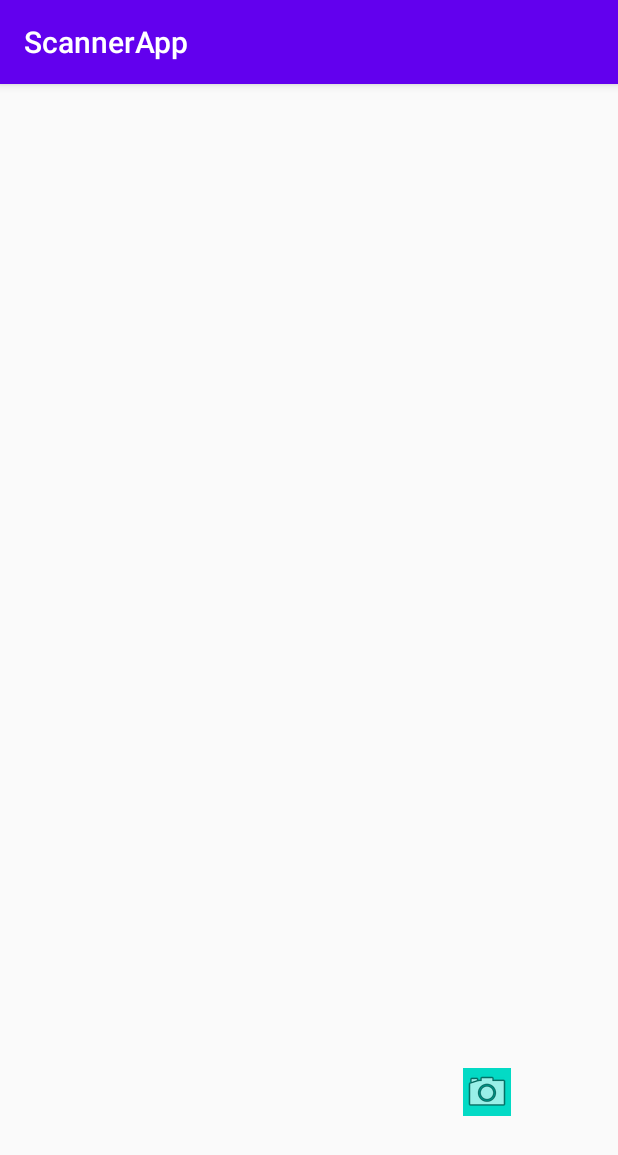
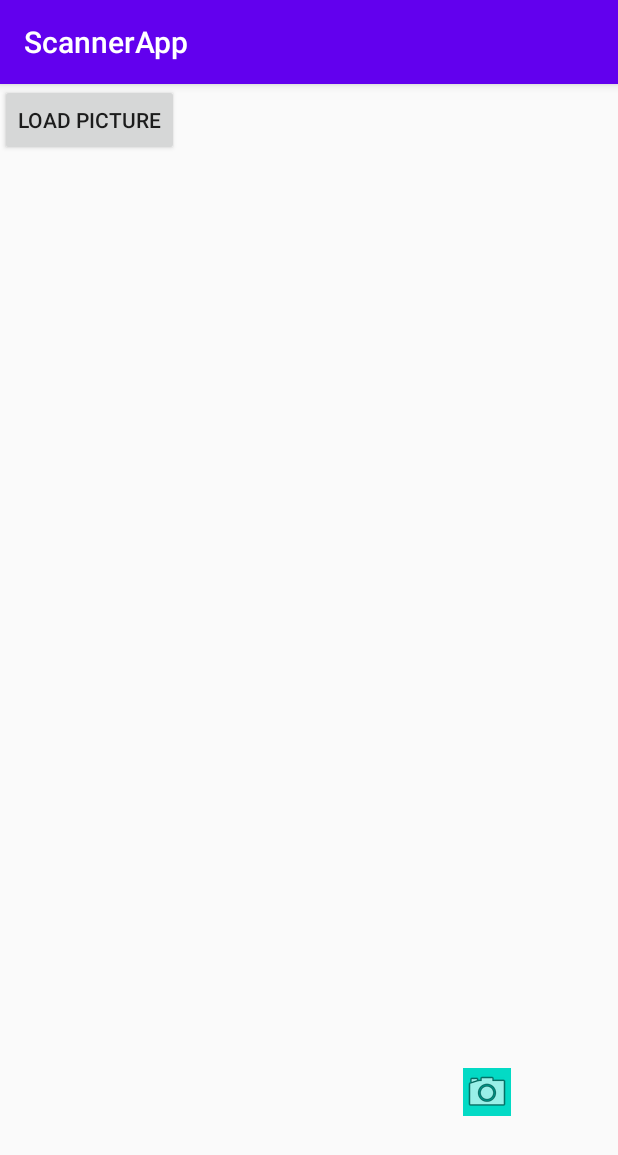
Before and after one commit to windymv025/ScannerApp, an Android app: the screen it shows after launch (MainActivity), on a phone screen of 412 x 824 dp. Shown: the top 1155 px of the screen. Run offline under Robolectric (Android 15) with nearby library versions, the phone set to English and light mode, and no system bars.

Commit message:
load image from gallery

```diff
--- a/ScannerApp/app/src/main/AndroidManifest.xml
+++ b/ScannerApp/app/src/main/AndroidManifest.xml
@@ -1,6 +1,7 @@
 <?xml version="1.0" encoding="utf-8"?>
 <manifest xmlns:android="http://schemas.android.com/apk/res/android"
     package="com.android.scannerapp">
+    <uses-permission android:name="android.permission.READ_EXTERNAL_STORAGE"/>
 
     <application
         android:allowBackup="true"
@@ -9,6 +10,7 @@
         android:roundIcon="@mipmap/ic_launcher_round"
         android:supportsRtl="true"
         android:theme="@style/AppTheme">
+        <activity android:name=".LoadImage"></activity>
         <activity android:name=".MainActivity">
             <intent-filter>
                 <action android:name="android.intent.action.MAIN" />
--- a/ScannerApp/app/src/main/java/com/android/scannerapp/MainActivity.java
+++ b/ScannerApp/app/src/main/java/com/android/scannerapp/MainActivity.java
@@ -3,6 +3,7 @@
 import androidx.appcompat.app.AppCompatActivity;
 
 import android.content.Intent;
+import android.net.Uri;
 import android.os.Bundle;
 import android.provider.MediaStore;
 import android.view.View;
@@ -14,6 +15,12 @@
 
     ImageButton btnCamera;
     int REQUEST_CODE=123;
+
+    ImageView imageView;
+    Button button;
+    private static final int PICK_IMAGE = 1;
+    Uri imageUri;
+
     @Override
     protected void onCreate(Bundle savedInstanceState) {
         super.onCreate(savedInstanceState);
@@ -27,7 +34,31 @@
                 startActivityForResult(intent,REQUEST_CODE);
             }
         });
+
+        // load image from gallery
+        imageView = (ImageView) findViewById(R.id.imageView);
+        button = (Button) findViewById(R.id.buttonLoadPicture);
+        button.setOnClickListener(new View.OnClickListener() {
+            @Override
+            public void onClick(View v) {
+                openGallery();
+            }
+        });
     }
 
+    // open gallery
+    private void openGallery() {
+        Intent gallery = new Intent(Intent.ACTION_PICK, MediaStore.Images.Media.INTERNAL_CONTENT_URI);
+        startActivityForResult(gallery, PICK_IMAGE);
+    }
+
+    @Override
+    protected void onActivityResult(int requestCode, int resultCode, Intent data) {
+        super.onActivityResult(requestCode, resultCode, data);
+        if(resultCode == RESULT_OK && requestCode == PICK_IMAGE) {
+            imageUri = data.getData();
+            imageView.setImageURI(imageUri);
+        }
+    }
 
 }
--- a/ScannerApp/app/src/main/res/layout/activity_main.xml
+++ b/ScannerApp/app/src/main/res/layout/activity_main.xml
@@ -17,4 +17,19 @@
         app:layout_constraintEnd_toEndOf="parent"
         app:srcCompat="@android:drawable/ic_menu_camera"
         tools:ignore="MissingConstraints" />
+
+    <ImageView
+        android:id="@+id/imageView"
+        android:layout_width="fill_parent"
+        android:layout_height="wrap_content"
+        android:layout_weight="1" />
+
+
+    <Button
+        android:id="@+id/buttonLoadPicture"
+        android:layout_width="wrap_content"
+        android:layout_height="wrap_content"
+        android:layout_gravity="center"
+        android:layout_weight="0"
+        android:text="Load Picture" />
 </androidx.constraintlayout.widget.ConstraintLayout>
```
Also changed, not shown: ScannerApp/app/src/main/java/com/android/scannerapp/LoadImage.java (added, +14 -0 lines), ScannerApp/app/src/main/res/layout/load_image_layout.xml (added, +8 -0 lines).
